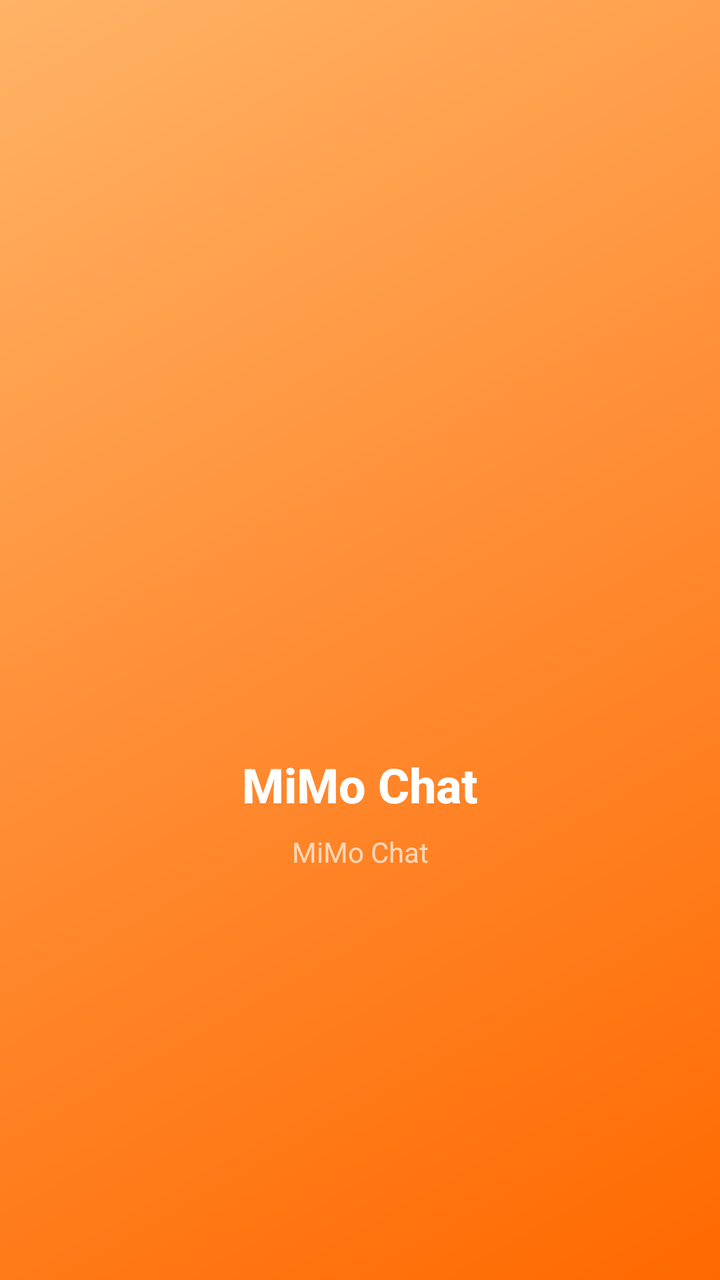
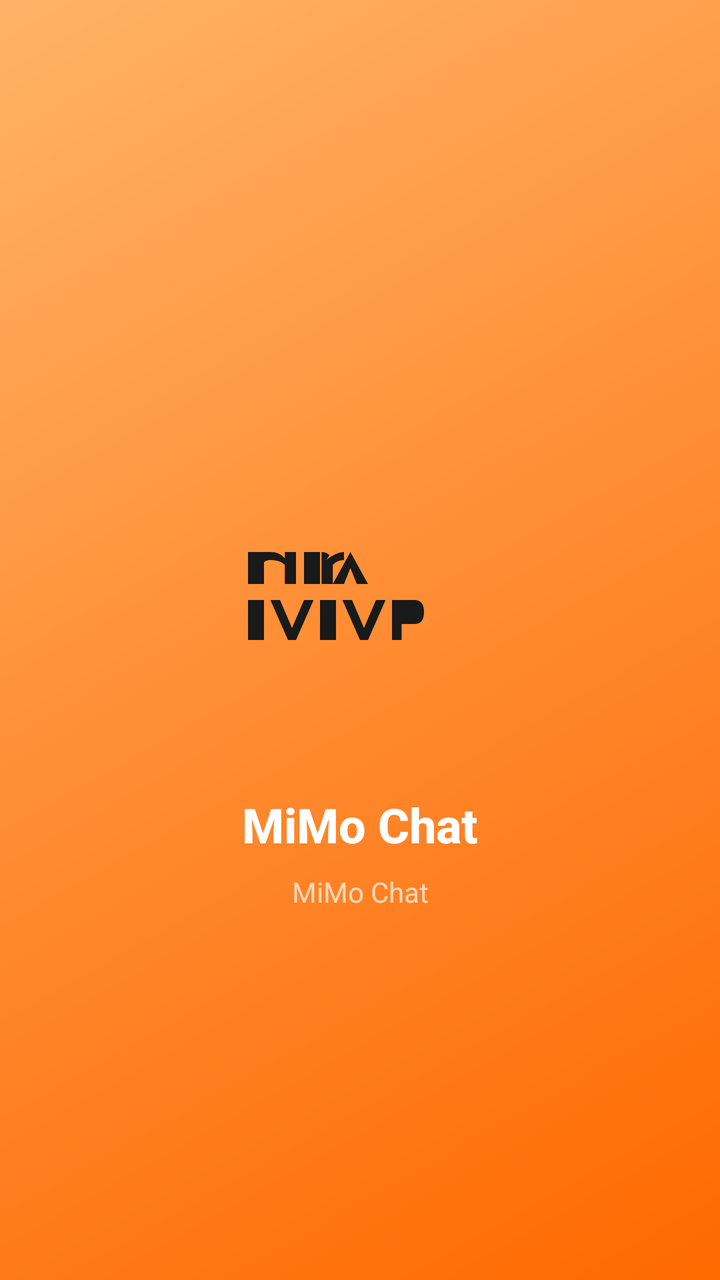

Compare the two renders of this Android layout. The source of the first and the diff that turns it into the second are given below.
<!-- AndroidManifest.xml: activity theme Theme.MiMoChat.Splash -->
<!-- res/layout/activity_splash.xml -->
<?xml version="1.0" encoding="utf-8"?>
<androidx.constraintlayout.widget.ConstraintLayout
    xmlns:android="http://schemas.android.com/apk/res/android"
    xmlns:app="http://schemas.android.com/apk/res-auto"
    android:layout_width="match_parent"
    android:layout_height="match_parent"
    android:background="@drawable/splash_background">

    <ImageView
        android:id="@+id/splashLogo"
        android:layout_width="120dp"
        android:layout_height="120dp"
        android:src="@mipmap/ic_launcher"
        android:contentDescription="Logo"
        app:layout_constraintBottom_toTopOf="@+id/splashText"
        app:layout_constraintEnd_toEndOf="parent"
        app:layout_constraintStart_toStartOf="parent"
        app:layout_constraintTop_toTopOf="parent"
        app:layout_constraintVertical_chainStyle="packed" />

    <TextView
        android:id="@+id/splashText"
        android:layout_width="wrap_content"
        android:layout_height="wrap_content"
        android:layout_marginTop="24dp"
        android:text="@string/app_name"
        android:textColor="#FFFFFF"
        android:textSize="24sp"
        android:textStyle="bold"
        android:fontFamily="sans-serif-medium"
        app:layout_constraintBottom_toBottomOf="parent"
        app:layout_constraintEnd_toEndOf="parent"
        app:layout_constraintStart_toStartOf="parent"
        app:layout_constraintTop_toBottomOf="@id/splashLogo" />

    <TextView
        android:id="@+id/splashTagline"
        android:layout_width="wrap_content"
        android:layout_height="wrap_content"
        android:layout_marginTop="8dp"
        android:text="MiMo Chat"
        android:textColor="#B0FFFFFF"
        android:textSize="14sp"
        app:layout_constraintEnd_toEndOf="parent"
        app:layout_constraintStart_toStartOf="parent"
        app:layout_constraintTop_toBottomOf="@id/splashText" />

</androidx.constraintlayout.widget.ConstraintLayout>
<!-- resources referenced by this layout -->
<resources>
  <!-- drawable splash_background (drawable) -->
  <?xml version="1.0" encoding="utf-8"?>
  <layer-list xmlns:android="http://schemas.android.com/apk/res/android">
      <item>
          <shape android:shape="rectangle">
              <gradient
                  android:startColor="#FF6900"
                  android:centerColor="#FF8C33"
                  android:endColor="#FFB366"
                  android:angle="135" />
          </shape>
      </item>
  </layer-list>
  <!-- mipmap ic_launcher (mipmap-anydpi-v26) -->
  <?xml version="1.0" encoding="utf-8"?>
  <adaptive-icon xmlns:android="http://schemas.android.com/apk/res/android">
      <background android:drawable="@color/ic_launcher_background"/>
      <foreground android:drawable="@drawable/ic_launcher_foreground"/>
  </adaptive-icon>
  <string name="app_name">MiMo Chat</string>
  <style name="Theme.MiMoChat.Splash" parent="Theme.MaterialComponents.Light.NoActionBar">
          <item name="android:windowBackground">@color/primary</item>
          <item name="android:statusBarColor">@color/primary</item>
          <item name="android:navigationBarColor">@color/primary</item>
          <item name="android:windowFullscreen">true</item>
      </style>
  <color name="ic_launcher_background">#FF6900</color>
  <!-- drawable ic_launcher_foreground (drawable) -->
  <?xml version="1.0" encoding="utf-8"?>
  <vector xmlns:android="http://schemas.android.com/apk/res/android"
      android:width="108dp"
      android:height="108dp"
      android:viewportWidth="108"
      android:viewportHeight="108">
      <path
          android:fillColor="#FFFFFF"
          android:pathData="M54,30 L74,54 L54,78 L34,54 Z"/>
      <path
          android:fillColor="#FFD700"
          android:pathData="M54,40 L66,54 L54,68 L42,54 Z"/>
  </vector>
  <color name="primary">#FF6900</color>
</resources>

<!-- the commit's change to res/layout/activity_splash.xml (unified diff, before → after) -->
@@ -8,10 +8,11 @@
 
     <ImageView
         android:id="@+id/splashLogo"
-        android:layout_width="120dp"
-        android:layout_height="120dp"
-        android:src="@mipmap/ic_launcher"
-        android:contentDescription="Logo"
+        android:layout_width="160dp"
+        android:layout_height="160dp"
+        android:src="@drawable/xiaomi_mimo_logo"
+        android:scaleType="fitCenter"
+        android:contentDescription="Xiaomi MiMo Logo"
         app:layout_constraintBottom_toTopOf="@+id/splashText"
         app:layout_constraintEnd_toEndOf="parent"
         app:layout_constraintStart_toStartOf="parent"
<!-- resource entries referenced after the edit -->
@@ -13,34 +13,54 @@
           </shape>
       </item>
   </layer-list>
-  <!-- mipmap ic_launcher (mipmap-anydpi-v26) -->
+  <!-- drawable xiaomi_mimo_logo (drawable) -->
   <?xml version="1.0" encoding="utf-8"?>
-  <adaptive-icon xmlns:android="http://schemas.android.com/apk/res/android">
-      <background android:drawable="@color/ic_launcher_background"/>
-      <foreground android:drawable="@drawable/ic_launcher_foreground"/>
-  </adaptive-icon>
+  <vector xmlns:android="http://schemas.android.com/apk/res/android"
+      android:width="400dp"
+      android:height="200dp"
+      android:viewportWidth="400"
+      android:viewportHeight="200">
+  
+      
+      <path
+          android:fillColor="#1A1A1A"
+          android:pathData="M60,60 L80,60 L80,100 L60,100 Z"/>
+      <path
+          android:fillColor="#1A1A1A"
+          android:pathData="M88,60 Q100,60 106,68 L106,60 L120,60 L120,100 L106,100 L106,76 Q100,70 88,70 Q76,70 76,85 L76,100 L62,100 L62,60 Z"/>
+      <path
+          android:fillColor="#1A1A1A"
+          android:pathData="M130,60 L150,60 L150,100 L130,100 Z"/>
+      <path
+          android:fillColor="#1A1A1A"
+          android:pathData="M158,70 Q170,60 180,60 L180,70 Q172,70 166,76 L166,100 L152,100 L152,60 Q158,60 162,64 Z"/>
+      <path
+          android:fillColor="#1A1A1A"
+          android:pathData="M188,60 L210,100 L196,100 L188,80 L180,100 L166,100 L188,60 Z"/>
+  
+      
+      <path
+          android:fillColor="#1A1A1A"
+          android:pathData="M60,120 L80,120 L80,170 L60,170 Z"/>
+      <path
+          android:fillColor="#1A1A1A"
+          android:pathData="M88,120 L110,170 L120,170 L142,120 L130,120 L115,155 L100,120 Z"/>
+      <path
+          android:fillColor="#1A1A1A"
+          android:pathData="M150,120 L170,120 L170,170 L150,170 Z"/>
+      <path
+          android:fillColor="#1A1A1A"
+          android:pathData="M178,120 L200,170 L210,170 L232,120 L220,120 L205,155 L190,120 Z"/>
+      <path
+          android:fillColor="#1A1A1A"
+          android:pathData="M240,120 L268,120 Q280,120 280,135 Q280,150 268,150 L252,150 L252,170 L240,170 Z M252,132 L264,132 Q268,132 268,135 Q268,138 264,138 L252,138 Z"/>
+  </vector>
   <string name="app_name">MiMo Chat</string>
   <style name="Theme.MiMoChat.Splash" parent="Theme.MaterialComponents.Light.NoActionBar">
           <item name="android:windowBackground">@color/primary</item>
           <item name="android:statusBarColor">@color/primary</item>
           <item name="android:navigationBarColor">@color/primary</item>
-          <item name="android:windowFullscreen">true</item>
       </style>
-  <color name="ic_launcher_background">#FF6900</color>
-  <!-- drawable ic_launcher_foreground (drawable) -->
-  <?xml version="1.0" encoding="utf-8"?>
-  <vector xmlns:android="http://schemas.android.com/apk/res/android"
-      android:width="108dp"
-      android:height="108dp"
-      android:viewportWidth="108"
-      android:viewportHeight="108">
-      <path
-          android:fillColor="#FFFFFF"
-          android:pathData="M54,30 L74,54 L54,78 L34,54 Z"/>
-      <path
-          android:fillColor="#FFD700"
-          android:pathData="M54,40 L66,54 L54,68 L42,54 Z"/>
-  </vector>
   <color name="primary">#FF6900</color>
 </resources>
 
